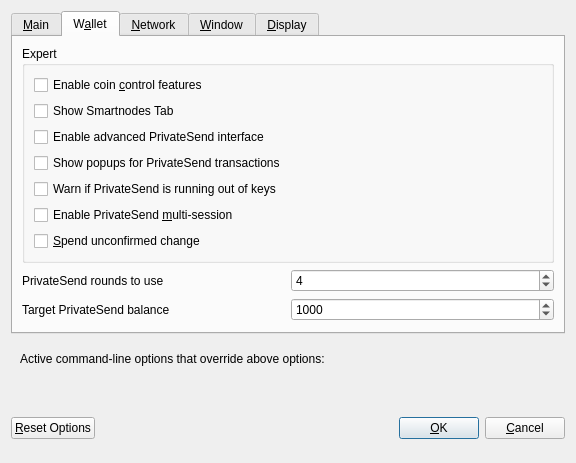
First picture: the form in src/qt/forms/optionsdialog.ui, repository rusliko/cdcs, before the edit.
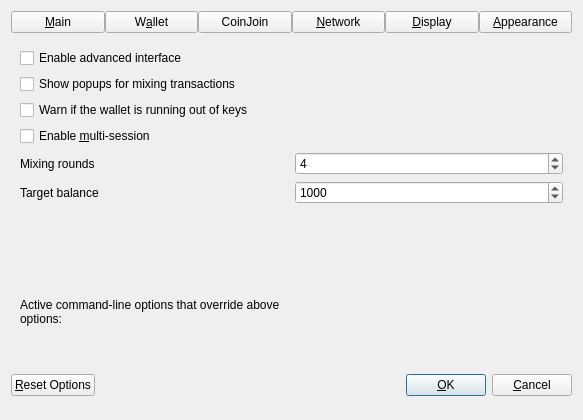
Second picture: the form after the edit. The open tabs and pages were chosen to show the change. Custom widgets are drawn as their Qt base class.

Commit message: fix error windows

Diff of the .ui file:
```diff
--- a/src/qt/forms/optionsdialog.ui
+++ b/src/qt/forms/optionsdialog.ui
@@ -6,10 +6,16 @@
    <rect>
     <x>0</x>
     <y>0</y>
-    <width>576</width>
-    <height>402</height>
+    <width>583</width>
+    <height>420</height>
    </rect>
   </property>
+  <property name="sizePolicy">
+   <sizepolicy hsizetype="Fixed" vsizetype="Fixed">
+    <horstretch>0</horstretch>
+    <verstretch>0</verstretch>
+   </sizepolicy>
+  </property>
   <property name="windowTitle">
    <string>Options</string>
   </property>
@@ -18,14 +24,87 @@
   </property>
   <layout class="QVBoxLayout" name="verticalLayout">
    <item>
-    <widget class="QTabWidget" name="tabWidget">
+    <layout class="QHBoxLayout" name="horizontalLayout_Buttons_2">
+     <property name="spacing">
+      <number>0</number>
+     </property>
+     <property name="topMargin">
+      <number>0</number>
+     </property>
+     <item>
+      <widget class="QPushButton" name="btnMain">
+       <property name="text">
+        <string>&amp;Main</string>
+       </property>
+       <property name="checkable">
+        <bool>true</bool>
+       </property>
+      </widget>
+     </item>
+     <item>
+      <widget class="QPushButton" name="btnWallet">
+       <property name="text">
+        <string>W&amp;allet</string>
+       </property>
+       <property name="checkable">
+        <bool>true</bool>
+       </property>
+      </widget>
+     </item>
+     <item>
+      <widget class="QPushButton" name="btnCoinJoin">
+       <property name="text">
+        <string notr="true">CoinJoin</string>
+       </property>
+       <property name="checkable">
+        <bool>true</bool>
+       </property>
+      </widget>
+     </item>
+     <item>
+      <widget class="QPushButton" name="btnNetwork">
+       <property name="text">
+        <string>&amp;Network</string>
+       </property>
+       <property name="checkable">
+        <bool>true</bool>
+       </property>
+      </widget>
+     </item>
+     <item>
+      <widget class="QPushButton" name="btnDisplay">
+       <property name="text">
+        <string>&amp;Display</string>
+       </property>
+       <property name="checkable">
+        <bool>true</bool>
+       </property>
+      </widget>
+     </item>
+     <item>
+      <widget class="QPushButton" name="btnAppearance">
+       <property name="text">
+        <string>&amp;Appearance</string>
+       </property>
+       <property name="checkable">
+        <bool>true</bool>
+       </property>
+      </widget>
+     </item>
+    </layout>
+   </item>
+   <item>
+    <widget class="QStackedWidget" name="stackedWidgetOptions">
+     <property name="minimumSize">
+      <size>
+       <width>0</width>
+       <height>0</height>
+      </size>
+     </property>
      <property name="currentIndex">
       <number>0</number>
      </property>
-     <widget class="QWidget" name="tabMain">
-      <attribute name="title">
-       <string>&amp;Main</string>
-      </attribute>
+     <widget class="QWidget" name="pageMain">
       <layout class="QVBoxLayout" name="verticalLayout_Main">
        <item>
         <widget class="QCheckBox" name="bitcoinAtStartup">
@@ -132,16 +211,9 @@
        </item>
       </layout>
      </widget>
-     <widget class="QWidget" name="tabWallet">
-      <attribute name="title">
-       <string>W&amp;allet</string>
-      </attribute>
+     <widget class="QWidget" name="pageWallet">
       <layout class="QVBoxLayout" name="verticalLayout_Wallet">
        <item>
-        <widget class="QGroupBox" name="groupBox">
-         <property name="title">
-          <string>Expert</string>
-         </property>
          <layout class="QVBoxLayout" name="verticalLayout_2">
           <item>
            <widget class="QCheckBox" name="coinControlFeatures">
@@ -163,46 +235,6 @@
             </property>
            </widget>
           </item>
-          <item>
-           <widget class="QCheckBox" name="showAdvancedPSUI">
-            <property name="toolTip">
-             <string>Show additional information and buttons for PrivateSend on overview screen.</string>
-            </property>
-            <property name="text">
-             <string>Enable advanced PrivateSend interface</string>
-            </property>
-           </widget>
-          </item>
-          <item>
-           <widget class="QCheckBox" name="showPrivateSendPopups">
-            <property name="toolTip">
-             <string>Show system popups for PrivateSend mixing transactions&lt;br/&gt;just like for all other transaction types.</string>
-            </property>
-            <property name="text">
-             <string>Show popups for PrivateSend transactions</string>
-            </property>
-           </widget>
-          </item>
-          <item>
-           <widget class="QCheckBox" name="lowKeysWarning">
-            <property name="toolTip">
-             <string>Show warning dialog when PrivateSend detects that wallet has very low number of keys left.</string>
-            </property>
-            <property name="text">
-             <string>Warn if PrivateSend is running out of keys</string>
-            </property>
-           </widget>
-          </item>
-          <item>
-           <widget class="QCheckBox" name="privateSendMultiSession">
-            <property name="toolTip">
-             <string>Whether to use experimental PrivateSend mode with multiple mixing sessions per block.&lt;br/&gt;Note: You must use this feature carefully.&lt;br/&gt;Make sure you always have recent wallet (auto)backup in a safe place!</string>
-            </property>
-            <property name="text">
-             <string>Enable PrivateSend &amp;multi-session</string>
-            </property>
-           </widget>
-          </item>
           <item>
            <widget class="QCheckBox" name="spendZeroConfChange">
             <property name="toolTip">
@@ -214,6 +246,62 @@
            </widget>
           </item>
          </layout>
+       </item>
+       <item>
+        <spacer name="verticalSpacer_Wallet">
+         <property name="orientation">
+          <enum>Qt::Vertical</enum>
+         </property>
+         <property name="sizeHint" stdset="0">
+          <size>
+           <width>20</width>
+           <height>40</height>
+          </size>
+         </property>
+        </spacer>
+       </item>
+      </layout>
+     </widget>
+     <widget class="QWidget" name="pageCoinJoin">
+      <layout class="QVBoxLayout" name="verticalLayout_4">
+       <item>
+        <widget class="QCheckBox" name="showAdvancedCJUI">
+         <property name="toolTip">
+          <string>Show additional information and buttons on overview screen.</string>
+         </property>
+         <property name="text">
+          <string>Enable advanced interface</string>
+         </property>
+        </widget>
+       </item>
+       <item>
+        <widget class="QCheckBox" name="showCoinJoinPopups">
+         <property name="toolTip">
+          <string>Show system popups for mixing transactions&lt;br/&gt;just like for all other transaction types.</string>
+         </property>
+         <property name="text">
+          <string>Show popups for mixing transactions</string>
+         </property>
+        </widget>
+       </item>
+       <item>
+        <widget class="QCheckBox" name="lowKeysWarning">
+         <property name="toolTip">
+          <string>Show warning dialog when the wallet has very low number of keys left.</string>
+         </property>
+         <property name="text">
+          <string>Warn if the wallet is running out of keys</string>
+         </property>
+        </widget>
+       </item>
+       <item>
+        <widget class="QCheckBox" name="coinJoinMultiSession">
+         <property name="toolTip">
+          <string>Whether to use experimental mode with multiple mixing sessions per block.&lt;br/&gt;Note: You must use this feature carefully.&lt;br/&gt;Make sure you always have recent wallet (auto)backup in a safe place!</string>
+         </property>
+         <property name="text">
+          <string>Enable &amp;multi-session</string>
+         </property>
         </widget>
        </item>
        <item>
@@ -224,7 +312,7 @@
             <string>This setting determines the amount of individual smartnodes that an input will be mixed through.&lt;br/&gt;More rounds of mixing gives a higher degree of privacy, but also costs more in fees.</string>
            </property>
            <property name="text">
-            <string>PrivateSend rounds to use</string>
+            <string>Mixing rounds</string>
            </property>
           </widget>
          </item>
@@ -263,7 +351,7 @@
             <string notr="true"/>
            </property>
            <property name="text">
-            <string>Target PrivateSend balance</string>
+            <string>Target balance</string>
            </property>
           </widget>
          </item>
@@ -286,7 +374,7 @@
         </layout>
        </item>
        <item>
-        <spacer name="verticalSpacer_Wallet">
+        <spacer name="verticalSpacerPS">
          <property name="orientation">
           <enum>Qt::Vertical</enum>
          </property>
@@ -300,10 +388,7 @@
        </item>
       </layout>
      </widget>
-     <widget class="QWidget" name="tabNetwork">
-      <attribute name="title">
-       <string>&amp;Network</string>
-      </attribute>
+     <widget class="QWidget" name="pageNetwork">
       <layout class="QVBoxLayout" name="verticalLayout_Network">
        <item>
         <widget class="QCheckBox" name="mapPortUpnp">
@@ -618,60 +703,7 @@
        </item>
       </layout>
      </widget>
-     <widget class="QWidget" name="tabWindow">
-      <attribute name="title">
-       <string>&amp;Window</string>
-      </attribute>
-      <layout class="QVBoxLayout" name="verticalLayout_Window">
-       <item>
-        <widget class="QCheckBox" name="hideTrayIcon">
-         <property name="toolTip">
-          <string>&amp;Hide the icon from the system tray.</string>
-         </property>
-         <property name="text">
-          <string>Hide tray icon</string>
-         </property>
-        </widget>
-       </item>
-       <item>
-        <widget class="QCheckBox" name="minimizeToTray">
-         <property name="toolTip">
-          <string>Show only a tray icon after minimizing the window.</string>
-         </property>
-         <property name="text">
-          <string>&amp;Minimize to the tray instead of the taskbar</string>
-         </property>
-        </widget>
-       </item>
-       <item>
-        <widget class="QCheckBox" name="minimizeOnClose">
-         <property name="toolTip">
-          <string>Minimize instead of exit the application when the window is closed. When this option is enabled, the application will be closed only after selecting Exit in the menu.</string>
-         </property>
-         <property name="text">
-          <string>M&amp;inimize on close</string>
-         </property>
-        </widget>
-       </item>
-       <item>
-        <spacer name="verticalSpacer_Window">
-         <property name="orientation">
-          <enum>Qt::Vertical</enum>
-         </property>
-         <property name="sizeHint" stdset="0">
-          <size>
-           <width>20</width>
-           <height>40</height>
-          </size>
-         </property>
-        </spacer>
-       </item>
-      </layout>
-     </widget>
-     <widget class="QWidget" name="tabDisplay">
-      <attribute name="title">
-       <string>&amp;Display</string>
-      </attribute>
+     <widget class="QWidget" name="pageDisplay">
       <layout class="QVBoxLayout" name="verticalLayout_Display">
        <item>
         <layout class="QHBoxLayout" name="horizontalLayout_1_Display">
@@ -839,6 +871,9 @@
           <property name="textFormat">
            <enum>Qt::PlainText</enum>
           </property>
+          <property name="wordWrap">
+           <bool>true</bool>
+          </property>
          </widget>
         </item>
         <item>
@@ -908,12 +943,6 @@
          <height>0</height>
         </size>
        </property>
-       <property name="font">
-        <font>
-         <weight>75</weight>
-         <bold>true</bold>
-        </font>
-       </property>
        <property name="text">
         <string/>
        </property>
```
Left out of the diff: 136 changed lines with no effect on the pictures. The commit also changes 1436 other files.
